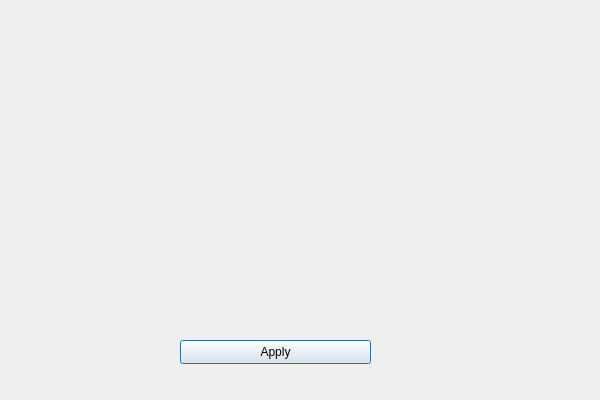
Above: WindowProjectSettingsModifier.ui from Kiukey/UnrealManager before the change. Below: the same form after it.
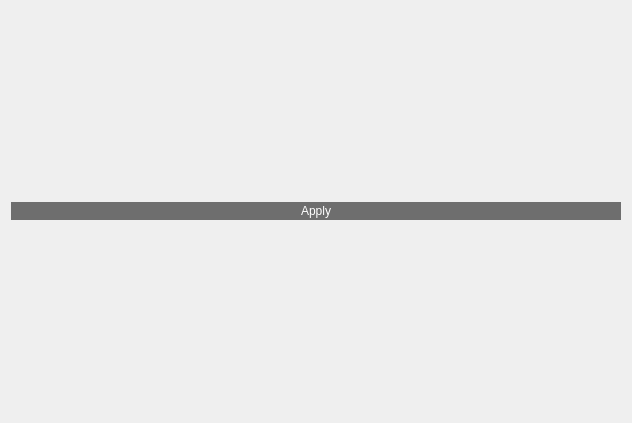
That is the form after the change.

```diff
--- a/WindowProjectSettingsModifier.ui
+++ b/WindowProjectSettingsModifier.ui
@@ -6,26 +6,44 @@
    <rect>
     <x>0</x>
     <y>0</y>
-    <width>600</width>
-    <height>400</height>
+    <width>632</width>
+    <height>423</height>
    </rect>
   </property>
   <property name="windowTitle">
    <string>WindowProjectSettingsModifier</string>
   </property>
+  <layout class="QVBoxLayout" name="verticalLayout">
+   <item>
   <widget class="QPushButton" name="applyButton">
-   <property name="geometry">
-    <rect>
-     <x>180</x>
-     <y>340</y>
-     <width>191</width>
-     <height>24</height>
-    </rect>
+     <property name="styleSheet">
+      <string notr="true">
+QPushButton{
+border-radius : 15px;
+border : 1px solid #FFFF00;
+border-top : 1px solid #FFFF00;
+color : white
+}
+
+QPushButton:enabled
+{
+ background-color: #6E6E6E;
+  border: 2px solid #6E6E6E;
+  border-radius: 10px;
+}
+
+QPushButton:hover:!pressed
+{
+ background-color: #999999;
+color:black
+}</string>
    </property>
    <property name="text">
     <string>Apply</string>
    </property>
   </widget>
+   </item>
+  </layout>
  </widget>
  <layoutdefault spacing="6" margin="11"/>
  <resources/>
```
Lines whose indentation alone changed are shown as unchanged.
